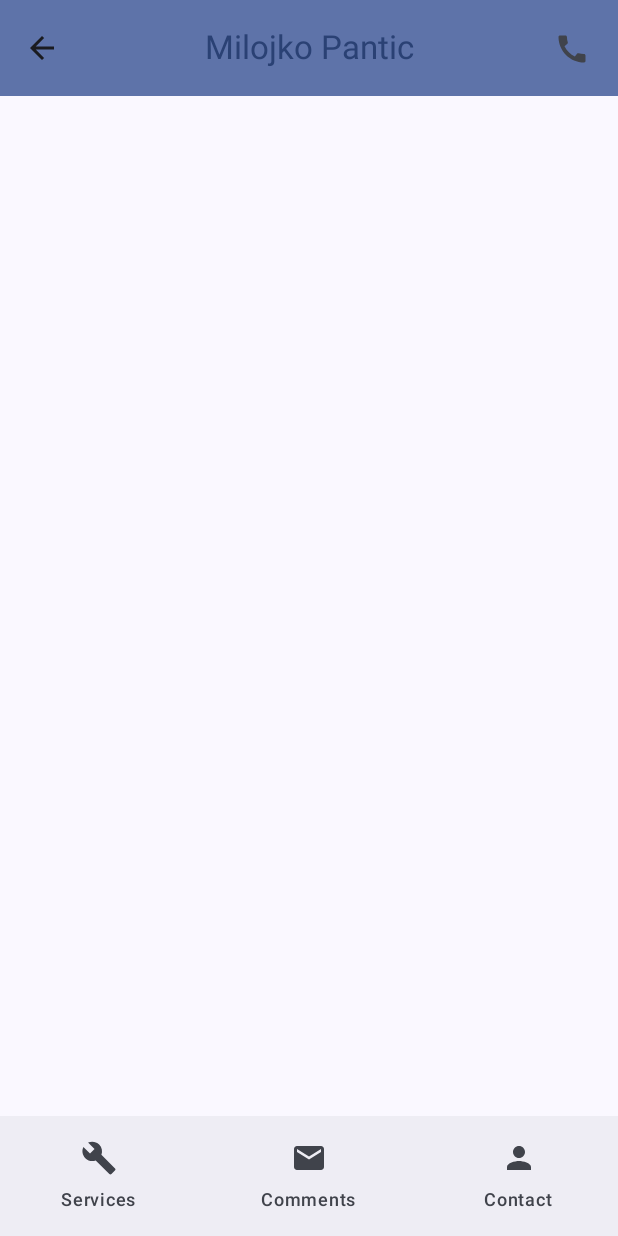
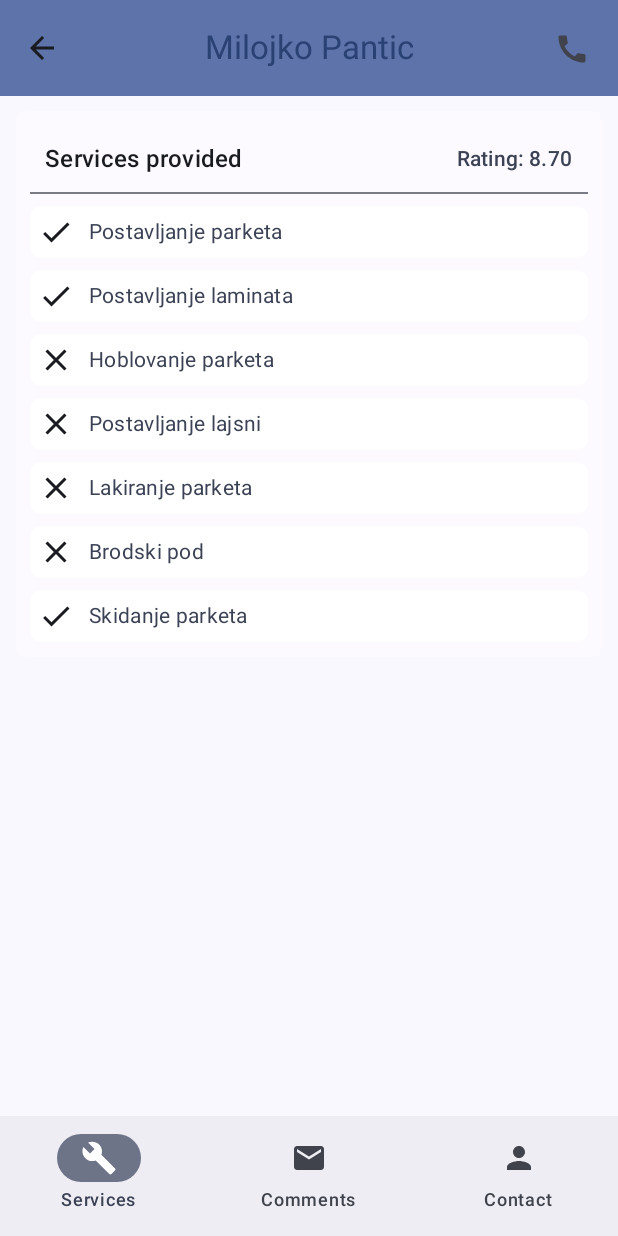
Before and after one commit to nikolakrstic99/Majstor, an Android app built with Jetpack Compose: the screen it shows after launch (MainActivity), on a phone screen of 412 x 824 dp. Run offline under Robolectric (Android 15) with nearby library versions, the phone set to English and light mode, and no system bars.

Commit message:
add repairman provided services screen

```diff
--- a/AndroidApp/app/src/main/java/com/master/app/ui/repairment/RepairmanScreen.kt
+++ b/AndroidApp/app/src/main/java/com/master/app/ui/repairment/RepairmanScreen.kt
@@ -18,6 +18,10 @@ import androidx.compose.material3.Scaffold
 import androidx.compose.material3.Text
 import androidx.compose.material3.TopAppBarDefaults
 import androidx.compose.runtime.Composable
+import androidx.compose.runtime.getValue
+import androidx.compose.runtime.mutableIntStateOf
+import androidx.compose.runtime.remember
+import androidx.compose.runtime.setValue
 import androidx.compose.ui.Modifier
 import androidx.compose.ui.text.style.TextOverflow
 import androidx.compose.ui.tooling.preview.Preview
@@ -32,6 +36,7 @@ fun RepairmanScreen(
     repairman: Repairman,
     modifier: Modifier = Modifier
 ) {
+    var selectedItem by remember { mutableIntStateOf(0) }
     Scaffold(
         topBar = {
             CenterAlignedTopAppBar(
@@ -66,9 +71,9 @@ fun RepairmanScreen(
         bottomBar = {
             NavigationBar {
                 NavigationBarItem(
-                    selected = false,
+                    selected = selectedItem == 0,
                     label = { Text(text = "Services") },
-                    onClick = { /*TODO*/ },
+                    onClick = { selectedItem = 0 },
                     icon = {
                         Icon(
                             imageVector = Icons.Filled.Build,
@@ -77,9 +82,9 @@ fun RepairmanScreen(
                     }
                 )
                 NavigationBarItem(
-                    selected = false,
+                    selected = selectedItem == 1,
                     label = { Text(text = "Comments") },
-                    onClick = { /*TODO*/ },
+                    onClick = { selectedItem = 1 },
                     icon = {
                         Icon(
                             imageVector = Icons.Filled.Email,
@@ -88,9 +93,9 @@ fun RepairmanScreen(
                     }
                 )
                 NavigationBarItem(
-                    selected = false,
+                    selected = selectedItem == 2,
                     label = { Text(text = "Contact") },
-                    onClick = { /*TODO*/ },
+                    onClick = { selectedItem = 2 },
                     icon = {
                         Icon(
                             imageVector = Icons.Filled.Person,
@@ -102,9 +107,12 @@ fun RepairmanScreen(
         }
     ) {
         Column(
-            modifier = Modifier.padding(it)
+            modifier = Modifier.padding(it).padding(10.dp)
         ) {
-
+            RepairmanServices(
+                averageRating = 8.7,
+                providedServices = listOf("Postavljanje laminata", "Skidanje parketa", "Postavljanje parketa")
+            )
         }
     }
 }
--- /dev/null
+++ b/AndroidApp/app/src/main/java/com/master/app/ui/repairment/RepairmanServices.kt
@@ -0,0 +1,115 @@
+package com.master.app.ui.repairment
+
+import android.annotation.SuppressLint
+import androidx.compose.foundation.background
+import androidx.compose.foundation.layout.Arrangement
+import androidx.compose.foundation.layout.Column
+import androidx.compose.foundation.layout.Row
+import androidx.compose.foundation.layout.Spacer
+import androidx.compose.foundation.layout.fillMaxWidth
+import androidx.compose.foundation.layout.height
+import androidx.compose.foundation.layout.padding
+import androidx.compose.foundation.layout.width
+import androidx.compose.foundation.lazy.LazyColumn
+import androidx.compose.foundation.lazy.items
+import androidx.compose.material.icons.Icons
+import androidx.compose.material.icons.filled.Check
+import androidx.compose.material.icons.filled.Clear
+import androidx.compose.material3.Divider
+import androidx.compose.material3.Icon
+import androidx.compose.material3.MaterialTheme
+import androidx.compose.material3.Text
+import androidx.compose.runtime.Composable
+import androidx.compose.ui.Alignment
+import androidx.compose.ui.Modifier
+import androidx.compose.ui.draw.clip
+import androidx.compose.ui.tooling.preview.Preview
+import androidx.compose.ui.unit.dp
+import com.master.app.ui.theme.AndroidAppTheme
+
+@SuppressLint("DefaultLocale")
+@Composable
+fun RepairmanServices(
+    averageRating: Double,
+    providedServices: List<String>,
+    modifier: Modifier = Modifier
+) {
+    val allServices = listOf(
+        "Postavljanje parketa", "Postavljanje laminata", "Hoblovanje parketa",
+        "Postavljanje lajsni", "Lakiranje parketa", "Brodski pod", "Skidanje parketa")
+
+    Column(
+        modifier = Modifier
+            .fillMaxWidth()
+            .clip(MaterialTheme.shapes.small)
+            .background(MaterialTheme.colorScheme.inverseOnSurface)
+            .padding(10.dp)
+    ) {
+        Row(
+            verticalAlignment = Alignment.CenterVertically,
+            horizontalArrangement = Arrangement.SpaceBetween,
+            modifier = Modifier
+                .fillMaxWidth()
+                .padding(10.dp)
+        ) {
+            Text(
+                text = "Services provided",
+                style = MaterialTheme.typography.titleMedium
+            )
+            Text(
+                text = "Rating: " + String.format("%.2f", averageRating),
+                style = MaterialTheme.typography.titleSmall,
+                color = MaterialTheme.colorScheme.secondary
+            )
+        }
+        Divider()
+        LazyColumn {
+           items(allServices) { service ->
+               Spacer(modifier = Modifier.height(8.dp))
+               ServiceCard(
+                   service = service,
+                   isProvided = service in providedServices
+               )
+           }
+        }
+    }
+}
+
+@Composable
+fun ServiceCard(
+    service: String,
+    isProvided: Boolean,
+    modifier: Modifier = Modifier
+) {
+    Row(
+        verticalAlignment = Alignment.CenterVertically,
+        horizontalArrangement = Arrangement.Start,
+        modifier = modifier
+            .fillMaxWidth()
+            .clip(MaterialTheme.shapes.small)
+            .background(MaterialTheme.colorScheme.onPrimary)
+            .padding(5.dp)
+    ) {
+        Icon(
+            imageVector = if (isProvided) Icons.Filled.Check else Icons.Filled.Clear,
+            contentDescription = "Service provided icon"
+        )
+        Spacer(modifier = Modifier.width(10.dp))
+        Text(
+            text = service,
+            style = MaterialTheme.typography.bodyMedium,
+            color = MaterialTheme.colorScheme.secondary
+        )
+    }
+}
+
+@Preview(showBackground = true)
+@Composable
+fun RepairmanServicesPreview() {
+    AndroidAppTheme {
+        RepairmanServices(
+            averageRating = 8.8,
+            providedServices = listOf("Postavljanje laminata", "Skidanje parketa", "Postavljanje parketa")
+        )
+    }
+}
```
